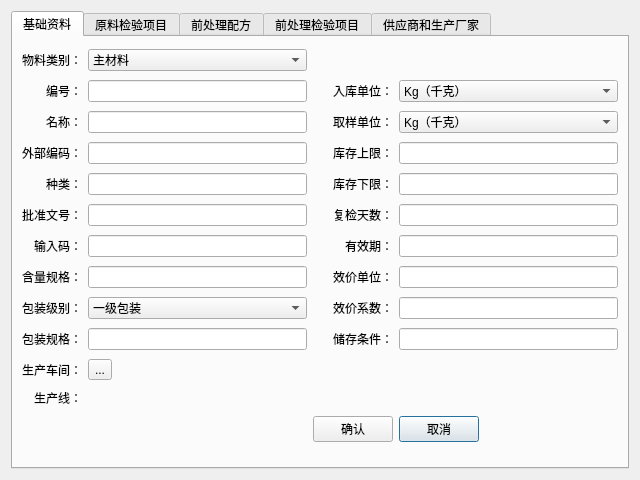
Qt form stuff/views/stuffdetail.ui (zxcvbnmz0x/gmpsystem) before a commit.
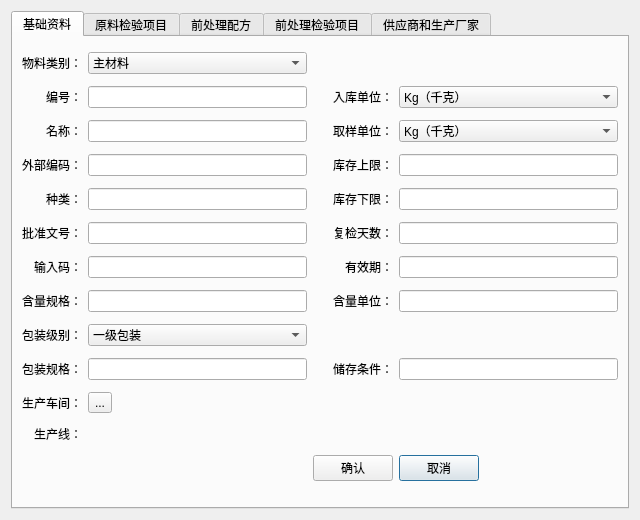
The same form after that commit.

What changed in the file:
```diff
--- a/stuff/views/stuffdetail.ui
+++ b/stuff/views/stuffdetail.ui
@@ -7,7 +7,7 @@
     <x>0</x>
     <y>0</y>
     <width>640</width>
-    <height>480</height>
+    <height>520</height>
    </rect>
   </property>
   <property name="windowTitle">
@@ -343,26 +343,13 @@
        <item row="7" column="3">
         <widget class="QLabel" name="ceffectunitlabel">
          <property name="text">
-          <string>效价单位：</string>
+          <string>含量单位：</string>
          </property>
          <property name="alignment">
           <set>Qt::AlignRight|Qt::AlignTrailing|Qt::AlignVCenter</set>
          </property>
         </widget>
        </item>
-       <item row="8" column="3">
-        <widget class="QLabel" name="ceffectlabel">
-         <property name="text">
-          <string>效价系数：</string>
-         </property>
-         <property name="alignment">
-          <set>Qt::AlignRight|Qt::AlignTrailing|Qt::AlignVCenter</set>
-         </property>
-        </widget>
-       </item>
-       <item row="8" column="4">
-        <widget class="QLineEdit" name="ceffect"/>
-       </item>
        <item row="9" column="4">
         <widget class="QLineEdit" name="storage"/>
        </item>
```
Left out of the diff: 1 changed line with no effect on the pictures.
